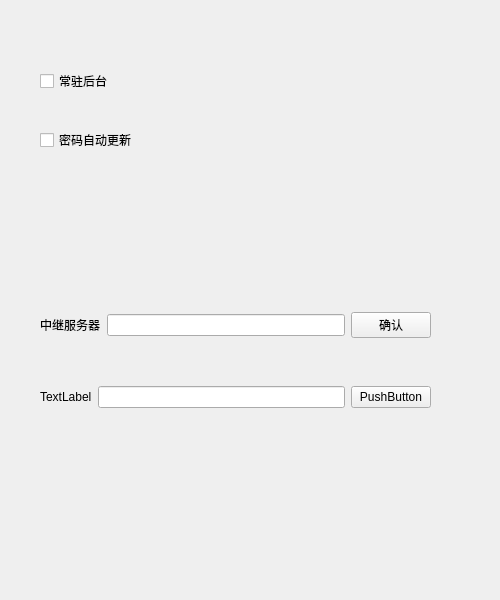
The window that app/src/views/setting/settingpage.ui (pjlt/lanthing-pc) describes before a commit, drawn with Qt 5.
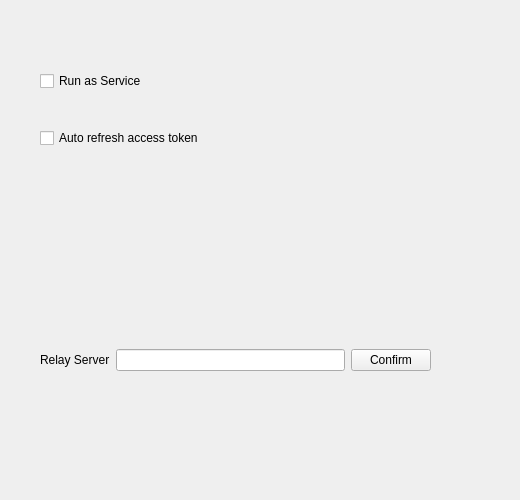
The same window after the commit.

```diff
--- a/app/src/views/setting/settingpage.ui
+++ b/app/src/views/setting/settingpage.ui
@@ -6,8 +6,8 @@
    <rect>
     <x>0</x>
     <y>0</y>
-    <width>500</width>
-    <height>600</height>
+    <width>520</width>
+    <height>500</height>
    </rect>
   </property>
   <property name="windowTitle">
@@ -26,14 +26,14 @@
     <item row="0" column="0">
      <widget class="QCheckBox" name="checkbox_daemon">
       <property name="text">
-       <string>常驻后台</string>
+       <string>Run as Service</string>
       </property>
      </widget>
     </item>
     <item row="1" column="0">
      <widget class="QCheckBox" name="checkbox_refresh_passwd">
       <property name="text">
-       <string>密码自动更新</string>
+       <string>Auto refresh access token</string>
       </property>
      </widget>
     </item>
@@ -54,7 +54,7 @@
       <item>
        <widget class="QLabel" name="label_relay">
         <property name="text">
-         <string>中继服务器</string>
+         <string>Relay Server</string>
         </property>
        </widget>
       </item>
@@ -64,28 +64,7 @@
       <item>
        <widget class="QPushButton" name="button_relay">
         <property name="text">
-         <string>确认</string>
-        </property>
-       </widget>
-      </item>
-     </layout>
-    </item>
-    <item>
-     <layout class="QHBoxLayout" name="horizontalLayout_2">
-      <item>
-       <widget class="QLabel" name="label_2">
-        <property name="text">
-         <string>TextLabel</string>
-        </property>
-       </widget>
-      </item>
-      <item>
-       <widget class="QLineEdit" name="lineEdit_2"/>
-      </item>
-      <item>
-       <widget class="QPushButton" name="pushButton_2">
-        <property name="text">
-         <string>PushButton</string>
+         <string>Confirm</string>
         </property>
        </widget>
       </item>
```
